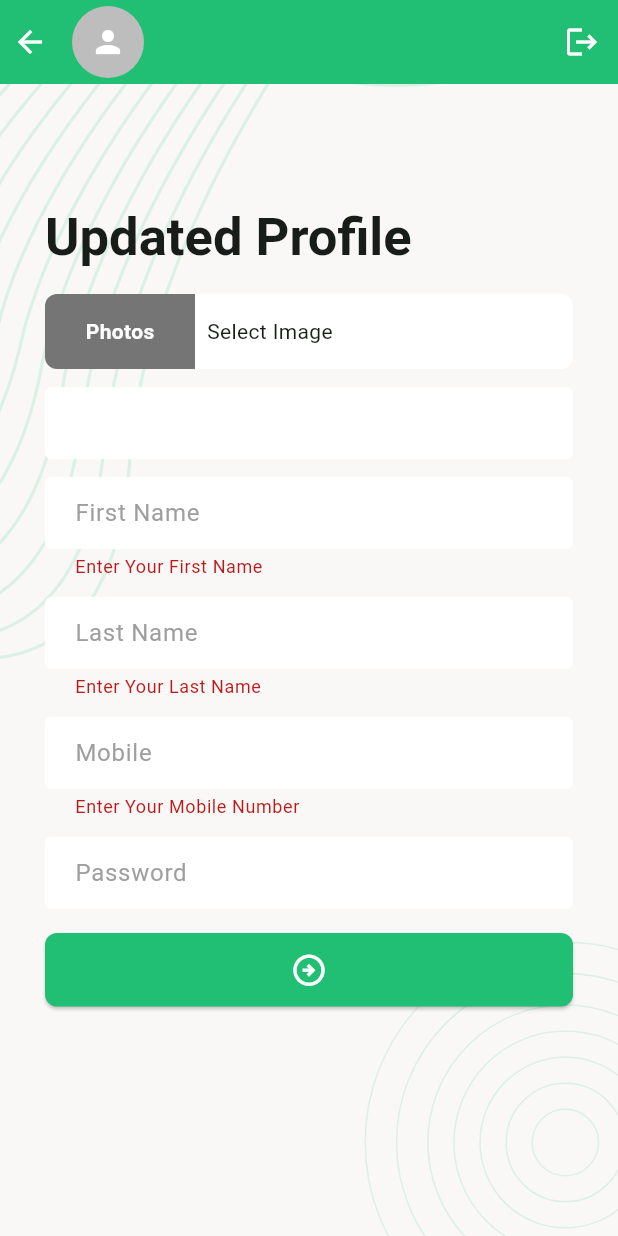
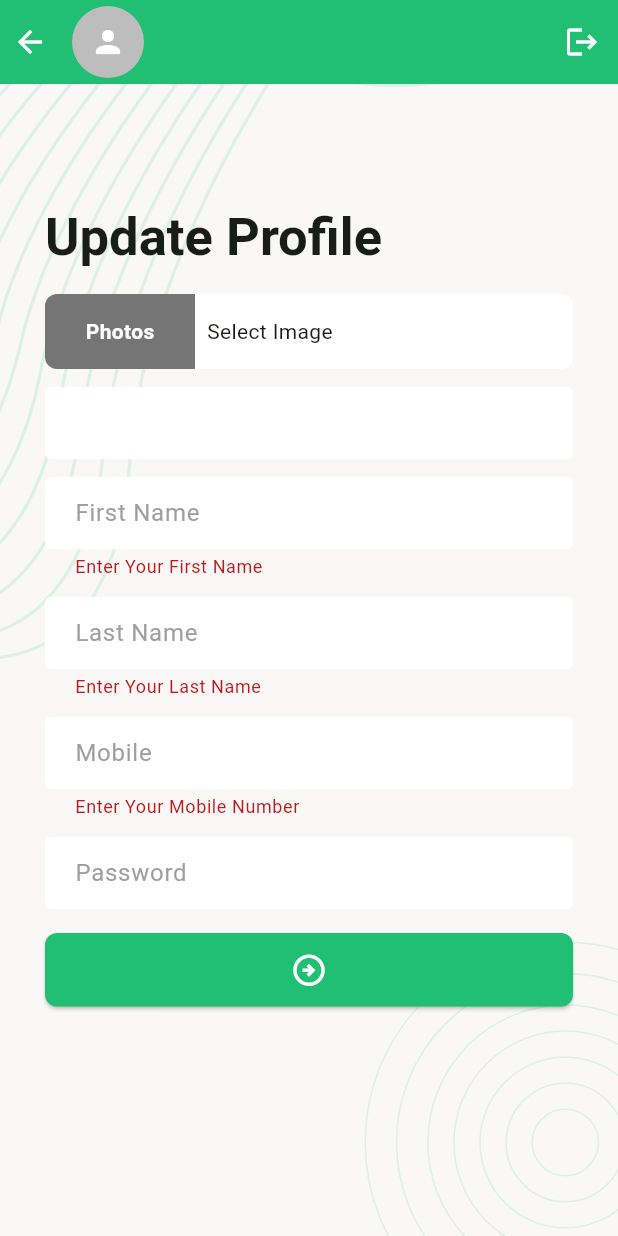
Before and after one commit to OnoPUNPUN/Task-Manager, a Flutter app: the UpdateProfileScreen screen opened directly, after a tap on the "arrow circle right" icon, on a phone screen of 412 x 824 dp. Run offline on Flutter 3.47's test engine with Material 3 defaults, Android fonts, the phone set to English and light mode, and no system bars; our stand-ins replace email_validator, flutter_svg, image_picker, pin_code_fields, popover, shared_preferences; accounts and stored records are empty; project files that could hold a hidden picture were left out.

```diff
--- a/lib/ui/screens/update_profile_screen.dart
+++ b/lib/ui/screens/update_profile_screen.dart
@@ -56,7 +56,7 @@ class _UpdateProfileScreenState extends State<UpdateProfileScreen> {
                 children: [
                   const SizedBox(height: 50),
                   Text(
-                    'Updated Profile',
+                    'Update Profile',
                     style: Theme.of(context).textTheme.titleLarge,
                   ),
                   const SizedBox(height: 16),
@@ -109,21 +109,19 @@ class _UpdateProfileScreenState extends State<UpdateProfileScreen> {
                     decoration: InputDecoration(hintText: 'Password'),
                     validator: (String? value) {
                       int length = value?.length ?? 0;
-
                       if (length > 0 && length <= 6) {
-                        return 'Enter a password more than 6 letters';
+                        return 'Enter a password more than 6 characters';
                       }
-
                       return null;
                     },
                   ),
                   const SizedBox(height: 16),
                   Visibility(
-                    visible: _updateProfileInProgress == false,
-                    replacement: Center(child: CircularProgressIndicator()),
+                    visible: !_updateProfileInProgress,
+                    replacement: const Center(child: CircularProgressIndicator()),
                     child: ElevatedButton(
                       onPressed: _onTapUpdatedButton,
-                      child: Icon(Icons.arrow_circle_right_outlined, size: 25),
+                      child: const Icon(Icons.arrow_circle_right_outlined, size: 25),
                     ),
                   ),
                 ],
@@ -152,13 +150,13 @@ class _UpdateProfileScreenState extends State<UpdateProfileScreen> {
               height: 50,
               decoration: BoxDecoration(
                 color: Colors.grey[600],
-                borderRadius: BorderRadius.only(
+                borderRadius: const BorderRadius.only(
                   topLeft: Radius.circular(8),
                   bottomLeft: Radius.circular(8),
                 ),
               ),
               alignment: Alignment.center,
-              child: Text(
+              child: const Text(
                 'Photos',
                 style: TextStyle(
                   color: Colors.white,
@@ -201,8 +199,6 @@ class _UpdateProfileScreenState extends State<UpdateProfileScreen> {
       setState(() {});
     }
 
-    Uint8List? imageBytes;
-
     Map<String, String> requestBody = {
       "email": _emailTEController.text,
       "firstName": _firstNameTEController.text.trim(),
@@ -217,7 +213,7 @@ class _UpdateProfileScreenState extends State<UpdateProfileScreen> {
     if (_selectedImage != null) {
       Uint8List imageBytes = await _selectedImage!.readAsBytes();
       String base64Image = base64Encode(imageBytes);
-      AuthController.userModel!.photo = base64Image;
+      requestBody['photo'] = base64Image;
     }
 
     NetworkResponse response = await NetworkCaller.postRequest(
@@ -245,15 +241,17 @@ class _UpdateProfileScreenState extends State<UpdateProfileScreen> {
       }
 
       if (mounted) {
-        ShowSnackBarMessage(context, 'Profile updated');
+        ShowSnackBarMessage(context, 'Profile updated successfully');
       }
     } else {
       if (mounted) {
-        ShowSnackBarMessage(context, response.errorMessage!);
+        ShowSnackBarMessage(
+          context,
+          response.errorMessage ?? 'Failed to update profile',
+        );
       }
     }
   }
-
 
   @override
   void dispose() {
```
